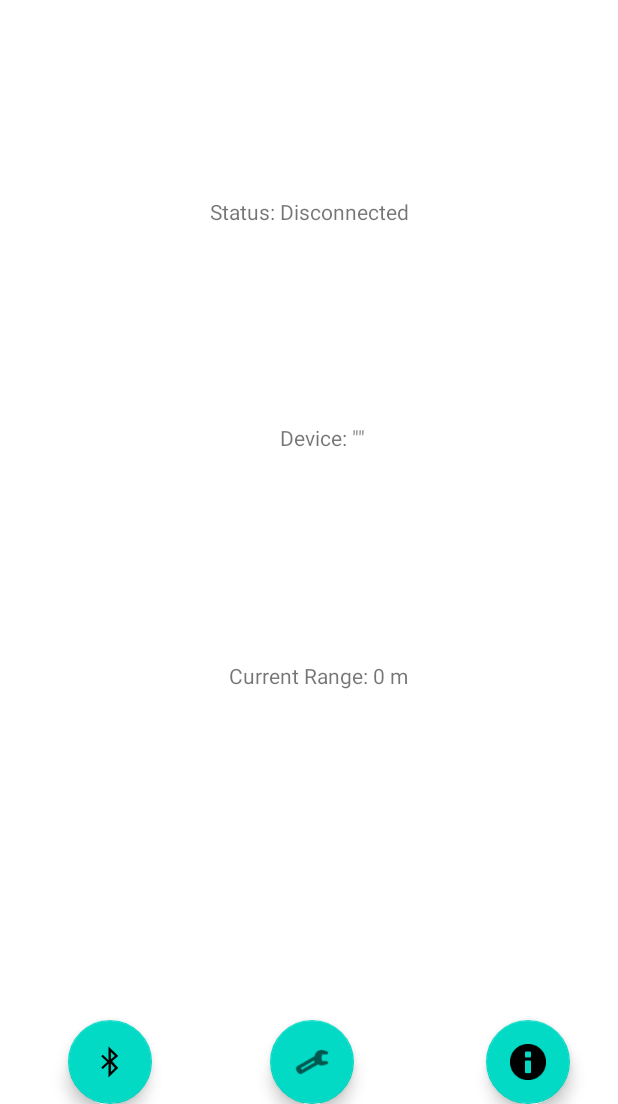
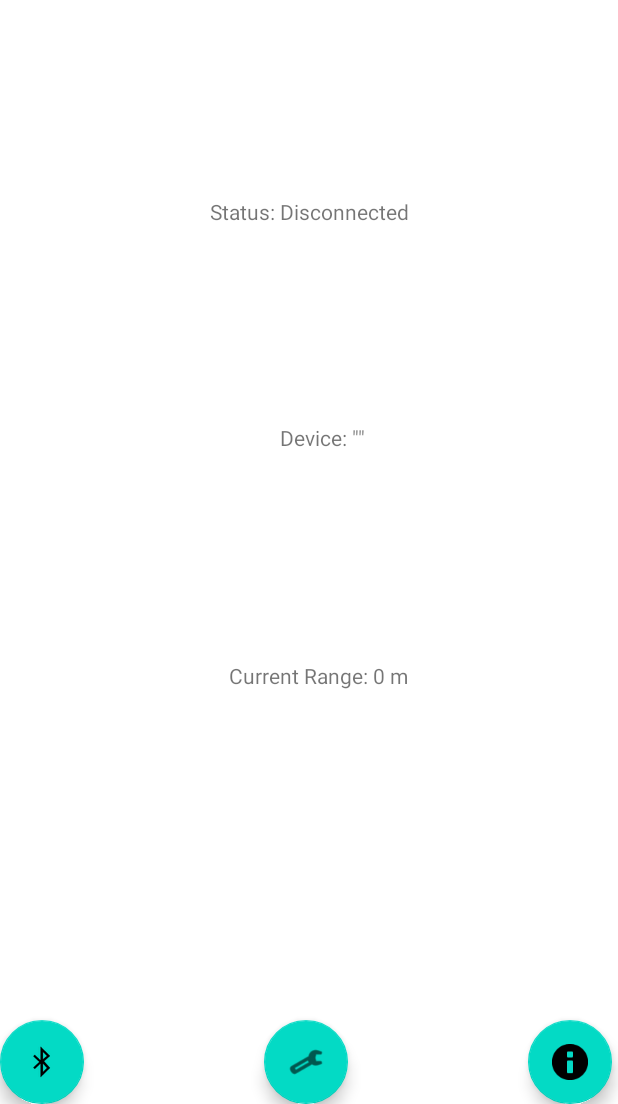
Before and after one commit to steven-mu12/covid-radar, an Android app: the layout home_screen.xml on its own in the app's theme, with its tools: preview values and no code run, on a phone screen of 412 x 824 dp, the part 132-1236 px from its top. Run offline under Robolectric (Android 15) with nearby library versions, the phone set to English and light mode, and no system bars.

Commit message:
standardized navigation button spacing. Connected intial bluetooth button to bluetooth screen

```diff
--- a/app/src/main/java/com/example/firstapp/MainActivity.java
+++ b/app/src/main/java/com/example/firstapp/MainActivity.java
@@ -125,4 +125,9 @@ public class MainActivity extends AppCompatActivity {
         }
         return "";
     }
+    public void open_bluetooth(View v){
+        setContentView(R.layout.bluetooth);
+
+    }
+
 }
--- a/app/src/main/res/layout/home_screen.xml
+++ b/app/src/main/res/layout/home_screen.xml
@@ -13,8 +13,6 @@
         android:layout_height="wrap_content"
         android:clickable="true"
         app:layout_constraintBottom_toBottomOf="parent"
-        app:layout_constraintEnd_toStartOf="@+id/floatingActionButton3"
-        app:layout_constraintHorizontal_bias="0.365"
         app:layout_constraintStart_toStartOf="parent"
         app:srcCompat="@android:drawable/stat_sys_data_bluetooth" />
 
@@ -22,28 +20,28 @@
         android:id="@+id/floatingActionButton3"
         android:layout_width="wrap_content"
         android:layout_height="wrap_content"
-        android:layout_marginEnd="88dp"
-        android:layout_marginRight="88dp"
         android:clickable="true"
         app:layout_constraintBottom_toBottomOf="parent"
         app:layout_constraintEnd_toStartOf="@+id/floatingActionButton4"
+        app:layout_constraintStart_toEndOf="@+id/floatingActionButton2"
         app:srcCompat="@android:drawable/ic_menu_manage" />
+
+
+    <!--    <font-->
+<!--        android:font="@font/lobster_regular"-->
+<!--        android:fontStyle="normal"-->
+<!--        android:fontWeight="400" />-->
 
     <com.google.android.material.floatingactionbutton.FloatingActionButton
         android:id="@+id/floatingActionButton4"
         android:layout_width="wrap_content"
         android:layout_height="wrap_content"
-        android:layout_marginEnd="32dp"
-        android:layout_marginRight="32dp"
+        android:layout_marginEnd="4dp"
+        android:layout_marginRight="4dp"
         android:clickable="true"
         app:layout_constraintBottom_toBottomOf="parent"
         app:layout_constraintEnd_toEndOf="parent"
         app:srcCompat="@android:drawable/ic_dialog_info" />
-
-    <!--    <font-->
-<!--        android:font="@font/lobster_regular"-->
-<!--        android:fontStyle="normal"-->
-<!--        android:fontWeight="400" />-->
 
     <TextView
         android:id="@+id/textView"
```
Also changed, not shown: app/src/main/res/layout/activity_main.xml (+34 -0 lines), app/src/main/res/layout/bluetooth.xml (+1 -6 lines), app/src/main/res/layout/settings.xml (+10 -9 lines).
